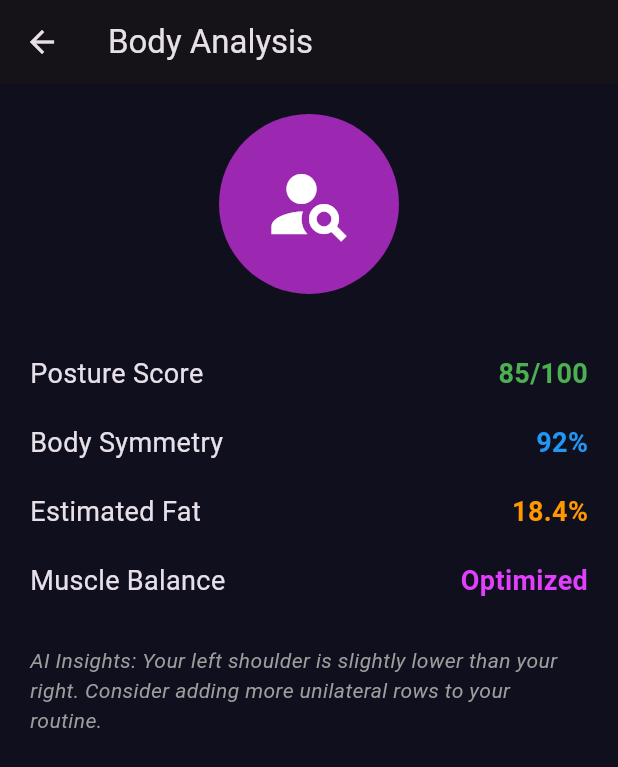
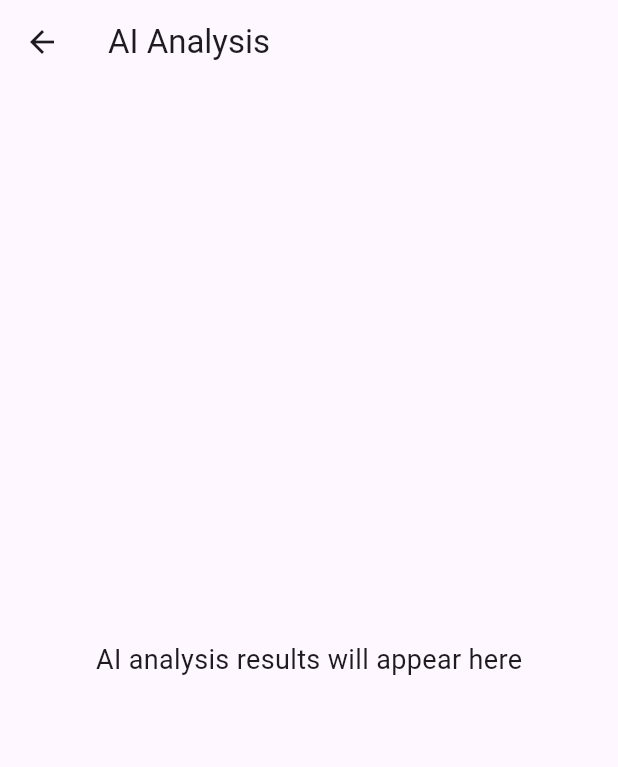
Before and after one commit to Mussa19/aurafit-ai, a Flutter app: the AnalyzeScreen screen opened directly, on a phone screen of 412 x 824 dp. Shown: the top 767 px of the screen. Run offline on Flutter 3.47's test engine with Material 3 defaults, Android fonts, the phone set to English and light mode, and no system bars.

Commit message:
initial commit

```diff
--- a/lib/main.dart
+++ b/lib/main.dart
@@ -2,24 +2,19 @@ import 'package:flutter/material.dart';
 import 'screens/home_screen.dart';
 
 void main() {
-  runApp(const AuraFitAI());
+  runApp(const AuraFitApp());
 }
 
-class AuraFitAI extends StatelessWidget {
-  const AuraFitAI({super.key});
+class AuraFitApp extends StatelessWidget {
+  const AuraFitApp({super.key});
 
   @override
   Widget build(BuildContext context) {
     return MaterialApp(
-      title: 'AuraFit AI',
       debugShowCheckedModeBanner: false,
+      title: "AuraFit AI",
       theme: ThemeData(
-        useMaterial3: true,
-        colorScheme: ColorScheme.fromSeed(
-          seedColor: Colors.deepPurple,
-          brightness: Brightness.dark,
-        ),
-        scaffoldBackgroundColor: const Color(0xFF0F0F1E), // Dark modern feel
+        primarySwatch: Colors.blue,
       ),
       home: const HomeScreen(),
     );
--- a/lib/screens/analyze_screen.dart
+++ b/lib/screens/analyze_screen.dart
@@ -1,47 +1,23 @@
 import 'package:flutter/material.dart';
 
 class AnalyzeScreen extends StatelessWidget {
+
   const AnalyzeScreen({super.key});
 
   @override
   Widget build(BuildContext context) {
+
     return Scaffold(
-      appBar: AppBar(title: const Text("Body Analysis")),
-      body: ListView(
-        padding: const EdgeInsets.all(20),
-        children: [
-          const Center(
-            child: CircleAvatar(
-              radius: 60,
-              backgroundColor: Colors.purple,
-              child: Icon(Icons.person_search, size: 60, color: Colors.white),
-            ),
-          ),
-          const SizedBox(height: 30),
-          _buildMetricRow("Posture Score", "85/100", Colors.green),
-          _buildMetricRow("Body Symmetry", "92%", Colors.blue),
-          _buildMetricRow("Estimated Fat", "18.4%", Colors.orange),
-          _buildMetricRow("Muscle Balance", "Optimized", Colors.purpleAccent),
-          const SizedBox(height: 20),
-          const Text(
-            "AI Insights: Your left shoulder is slightly lower than your right. Consider adding more unilateral rows to your routine.",
-            style: TextStyle(fontStyle: FontStyle.italic, color: Colors.grey),
-          ),
-        ],
+      appBar: AppBar(
+        title: const Text("AI Analysis"),
+      ),
+      body: const Center(
+        child: Text(
+          "AI analysis results will appear here",
+          style: TextStyle(fontSize: 18),
+        ),
       ),
     );
-  }
 
-  Widget _buildMetricRow(String label, String value, Color color) {
-    return Padding(
-      padding: const EdgeInsets.symmetric(vertical: 10),
-      child: Row(
-        mainAxisAlignment: MainAxisAlignment.spaceBetween,
-        children: [
-          Text(label, style: const TextStyle(fontSize: 18)),
-          Text(value, style: TextStyle(fontSize: 18, fontWeight: FontWeight.bold, color: color)),
-        ],
-      ),
-    );
   }
 }
--- a/lib/screens/camera_screen.dart
+++ b/lib/screens/camera_screen.dart
@@ -1,4 +1,3 @@
-
 import 'package:flutter/material.dart';
 
 class CameraScreen extends StatelessWidget {
@@ -6,17 +5,13 @@ class CameraScreen extends StatelessWidget {
 
   @override
   Widget build(BuildContext context) {
+
     return Scaffold(
-      appBar: AppBar(title: const Text("Take Photo")),
-      body: Center(
-        child: Column(
-          mainAxisAlignment: MainAxisAlignment.center,
-          children: const [
-            Icon(Icons.camera_alt, size: 100),
-            SizedBox(height: 20),
-            Text("Camera will analyze your body form", style: TextStyle(fontSize: 18)),
-          ],
-        ),
+      appBar: AppBar(
+        title: const Text("Food Scanner"),
+      ),
+
+
       ),
     );
   }
```
Also changed, not shown: lib/models/food_model.dart (added, +11 -0 lines), lib/models/workout_model.dart (added, +11 -0 lines), lib/screens/food_screen.dart (+6 -8 lines), lib/screens/home_screen.dart (+75 -35 lines), lib/screens/plan_screen.dart (+7 -10 lines), lib/screens/schedule_screen.dart (+7 -13 lines), lib/services/ai_service.dart (added, +13 -0 lines), lib/services/api_service.dart (added, +13 -0 lines), lib/widgets/custom_button.dart (added, +27 -0 lines), lib/widgets/feature_card.dart (added, +68 -0 lines), lib/widgets/progress_card.dart (added, +37 -0 lines).
